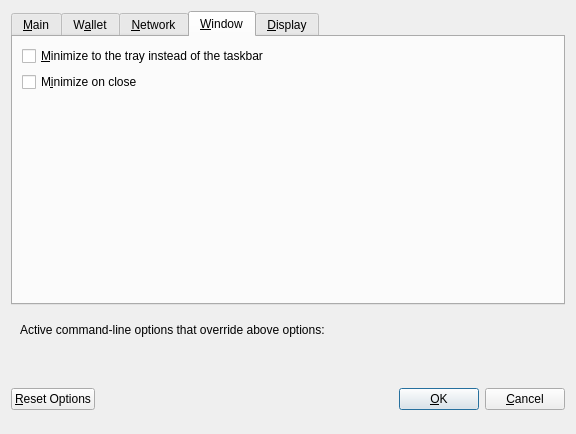
Old version of the form src/qt/forms/optionsdialog.ui in the repository LUX-Core/lux.
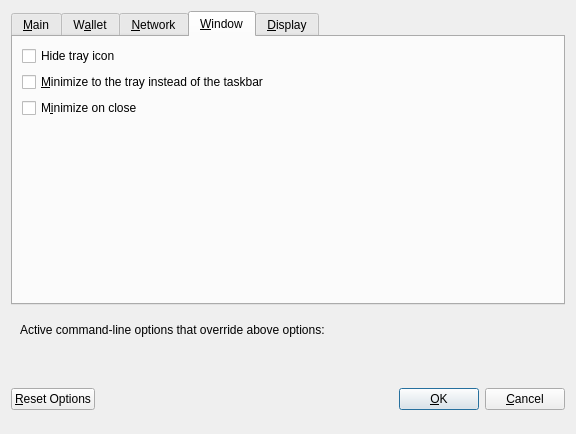
New version of the form. The open tabs and pages were chosen to show the change. Custom widgets are drawn as their Qt base class.

What changed in the file:
```diff
--- a/src/qt/forms/optionsdialog.ui
+++ b/src/qt/forms/optionsdialog.ui
@@ -507,6 +507,16 @@
        <string>&amp;Window</string>
       </attribute>
       <layout class="QVBoxLayout" name="verticalLayout_Window">
+       <item>
+        <widget class="QCheckBox" name="hideTrayIcon">
+         <property name="toolTip">
+          <string>&amp;Hide the icon from the system tray.</string>
+         </property>
+         <property name="text">
+          <string>Hide tray icon</string>
+         </property>
+        </widget>
+       </item>
        <item>
         <widget class="QCheckBox" name="minimizeToTray">
          <property name="toolTip">
```
